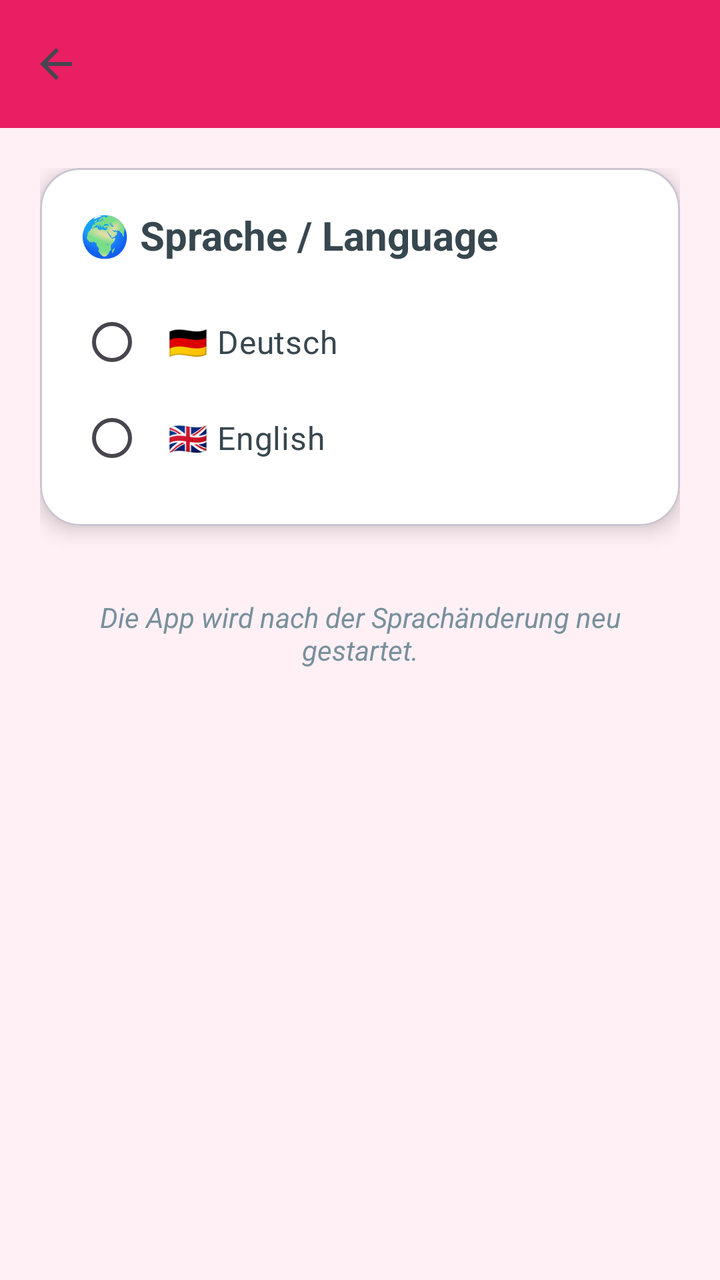
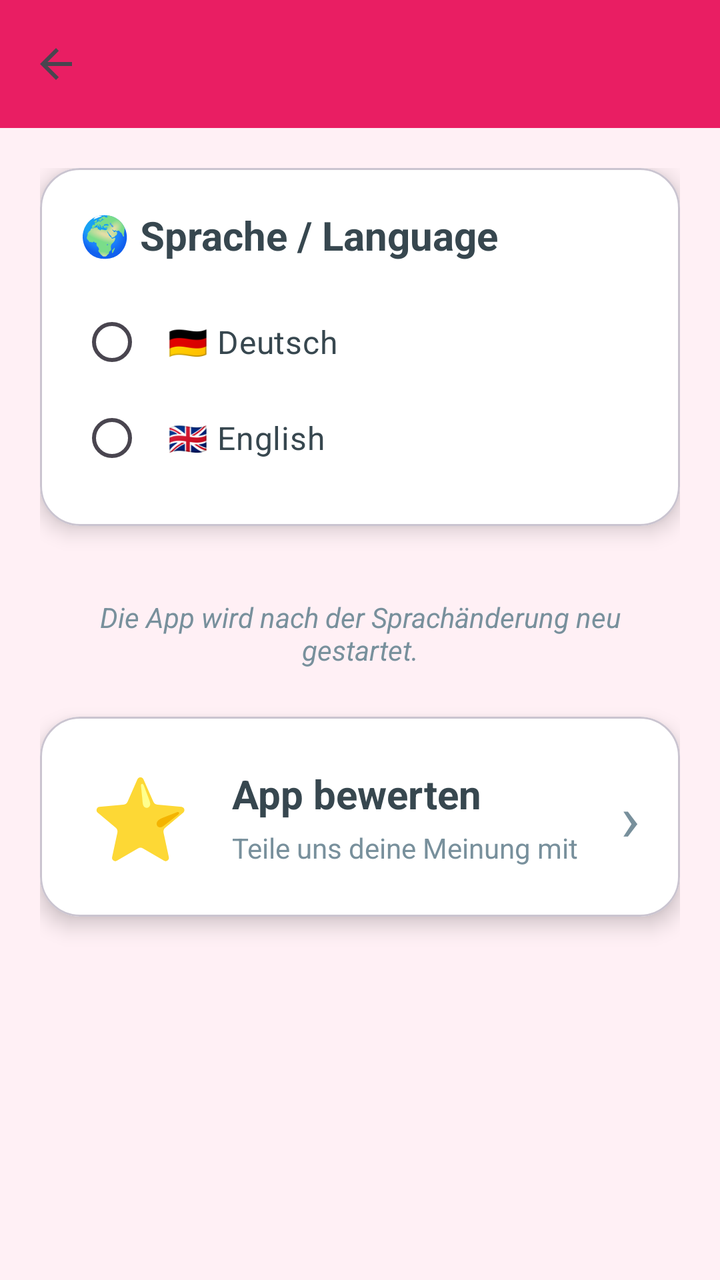

Two renders of the same Android screen: before a commit and after it. Below are the layout's source before the change and the commit's diff.
<!-- AndroidManifest.xml: application theme Theme.MeinTagebuch -->
<!-- res/layout/activity_settings.xml -->
<?xml version="1.0" encoding="utf-8"?>
<LinearLayout
    xmlns:android="http://schemas.android.com/apk/res/android"
    xmlns:app="http://schemas.android.com/apk/res-auto"
    android:layout_width="match_parent"
    android:layout_height="match_parent"
    android:orientation="vertical"
    android:background="@color/background">

    
    <androidx.appcompat.widget.Toolbar
        android:id="@+id/settingsToolbar"
        android:layout_width="match_parent"
        android:layout_height="?attr/actionBarSize"
        android:background="@color/primary"
        android:elevation="4dp"
        app:titleTextColor="@android:color/white"
        app:navigationIcon="?attr/homeAsUpIndicator"/>

    <ScrollView
        android:layout_width="match_parent"
        android:layout_height="match_parent">

        <LinearLayout
            android:layout_width="match_parent"
            android:layout_height="wrap_content"
            android:orientation="vertical"
            android:padding="20dp">

            
            <com.google.android.material.card.MaterialCardView
                android:layout_width="match_parent"
                android:layout_height="wrap_content"
                android:layout_marginBottom="20dp"
                app:cardCornerRadius="20dp"
                app:cardElevation="6dp"
                android:backgroundTint="@color/card_background">

                <LinearLayout
                    android:layout_width="match_parent"
                    android:layout_height="wrap_content"
                    android:orientation="vertical"
                    android:padding="20dp">

                    <TextView
                        android:layout_width="wrap_content"
                        android:layout_height="wrap_content"
                        android:text="@string/settings_language_label"
                        android:textSize="20sp"
                        android:textStyle="bold"
                        android:textColor="@color/primary_text"
                        android:layout_marginBottom="16dp"/>

                    <RadioGroup
                        android:id="@+id/languageRadioGroup"
                        android:layout_width="match_parent"
                        android:layout_height="wrap_content"
                        android:orientation="vertical">

                        <RadioButton
                            android:id="@+id/radioGerman"
                            android:layout_width="match_parent"
                            android:layout_height="wrap_content"
                            android:text="@string/settings_language_german"
                            android:textSize="16sp"
                            android:textColor="@color/primary_text"
                            android:padding="12dp"
                            android:buttonTint="@color/primary"/>

                        <RadioButton
                            android:id="@+id/radioEnglish"
                            android:layout_width="match_parent"
                            android:layout_height="wrap_content"
                            android:text="@string/settings_language_english"
                            android:textSize="16sp"
                            android:textColor="@color/primary_text"
                            android:padding="12dp"
                            android:buttonTint="@color/primary"/>

                    </RadioGroup>

                </LinearLayout>
            </com.google.android.material.card.MaterialCardView>

            
            <TextView
                android:layout_width="match_parent"
                android:layout_height="wrap_content"
                android:text="@string/settings_restart_info"
                android:textSize="14sp"
                android:textColor="@color/secondary_text"
                android:textStyle="italic"
                android:gravity="center"
                android:layout_marginTop="16dp"/>

        </LinearLayout>
    </ScrollView>

</LinearLayout>
<!-- resources referenced by this layout -->
<resources>
  <color name="background">#FFF0F5</color>
  <color name="card_background">#FFFFFF</color>
  <color name="primary">#E91E63</color>
  <color name="primary_text">#37474F</color>
  <color name="secondary_text">#78909C</color>
  <string name="settings_language_english">🇬🇧 English</string>
  <string name="settings_language_german">🇩🇪 Deutsch</string>
  <string name="settings_language_label">🌍 Sprache / Language</string>
  <string name="settings_restart_info">Die App wird nach der Sprachänderung neu gestartet.</string>
  <style name="Theme.MeinTagebuch" parent="Base.Theme.MeinTagebuch" />
  <style name="Base.Theme.MeinTagebuch" parent="Theme.Material3.DayNight.NoActionBar">
          
          
      </style>
</resources>

<!-- the commit's change to res/layout/activity_settings.xml (unified diff, before → after) -->
@@ -91,7 +91,68 @@
                 android:textColor="@color/secondary_text"
                 android:textStyle="italic"
                 android:gravity="center"
-                android:layout_marginTop="16dp"/>
+                android:layout_marginTop="16dp"
+                android:layout_marginBottom="24dp"/>
+
+            
+            <com.google.android.material.card.MaterialCardView
+                android:id="@+id/ratingCard"
+                android:layout_width="match_parent"
+                android:layout_height="wrap_content"
+                android:layout_marginBottom="20dp"
+                app:cardCornerRadius="20dp"
+                app:cardElevation="6dp"
+                android:clickable="true"
+                android:focusable="true"
+                android:foreground="?attr/selectableItemBackground"
+                android:backgroundTint="@color/card_background">
+
+                <LinearLayout
+                    android:layout_width="match_parent"
+                    android:layout_height="wrap_content"
+                    android:orientation="horizontal"
+                    android:padding="20dp"
+                    android:gravity="center_vertical">
+
+                    <TextView
+                        android:layout_width="60dp"
+                        android:layout_height="60dp"
+                        android:text="⭐"
+                        android:textSize="40sp"
+                        android:gravity="center"/>
+
+                    <LinearLayout
+                        android:layout_width="0dp"
+                        android:layout_height="wrap_content"
+                        android:layout_weight="1"
+                        android:orientation="vertical"
+                        android:layout_marginStart="16dp">
+
+                        <TextView
+                            android:layout_width="match_parent"
+                            android:layout_height="wrap_content"
+                            android:text="@string/settings_rate_title"
+                            android:textSize="20sp"
+                            android:textStyle="bold"
+                            android:textColor="@color/primary_text"/>
+
+                        <TextView
+                            android:layout_width="match_parent"
+                            android:layout_height="wrap_content"
+                            android:text="@string/settings_rate_subtitle"
+                            android:textSize="14sp"
+                            android:textColor="@color/secondary_text"
+                            android:layout_marginTop="4dp"/>
+                    </LinearLayout>
+
+                    <TextView
+                        android:layout_width="wrap_content"
+                        android:layout_height="wrap_content"
+                        android:text="›"
+                        android:textSize="32sp"
+                        android:textColor="@color/secondary_text"/>
+                </LinearLayout>
+            </com.google.android.material.card.MaterialCardView>
 
         </LinearLayout>
     </ScrollView>
<!-- resource entries referenced after the edit -->
@@ -8,6 +8,8 @@
   <string name="settings_language_english">🇬🇧 English</string>
   <string name="settings_language_german">🇩🇪 Deutsch</string>
   <string name="settings_language_label">🌍 Sprache / Language</string>
+  <string name="settings_rate_subtitle">Teile uns deine Meinung mit</string>
+  <string name="settings_rate_title">App bewerten</string>
   <string name="settings_restart_info">Die App wird nach der Sprachänderung neu gestartet.</string>
   <style name="Theme.MeinTagebuch" parent="Base.Theme.MeinTagebuch" />
   <style name="Base.Theme.MeinTagebuch" parent="Theme.Material3.DayNight.NoActionBar">
